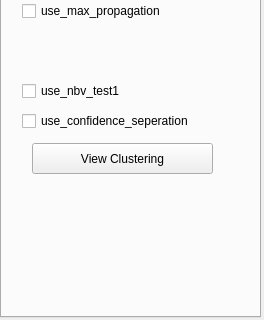
First picture: the form in Point Cloud/UI/camera_para.ui, repository sunwaylive/quality-driven-poisson-guided-autoscanning, before the edit; both pictures show x 0 to 264 and y 384 to 704 of the 264 by 704 pixel window.
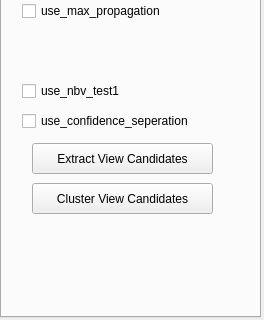
Second picture: the form after the edit.

Commit message: added view candidates

What changed in the file:
```diff
--- a/Point Cloud/UI/camera_para.ui
+++ b/Point Cloud/UI/camera_para.ui
@@ -547,7 +547,20 @@
       </rect>
      </property>
      <property name="text">
-      <string>View Clustering</string>
+      <string>Extract View Candidates</string>
+     </property>
+    </widget>
+    <widget class="QPushButton" name="cluster_view_candidates">
+     <property name="geometry">
+      <rect>
+       <x>30</x>
+       <y>540</y>
+       <width>181</width>
+       <height>31</height>
+      </rect>
+     </property>
+     <property name="text">
+      <string>Cluster View Candidates</string>
      </property>
     </widget>
    </widget>
```
Left out of the diff: 2 changed lines with no effect on the pictures. The commit also changes 13 other files.
